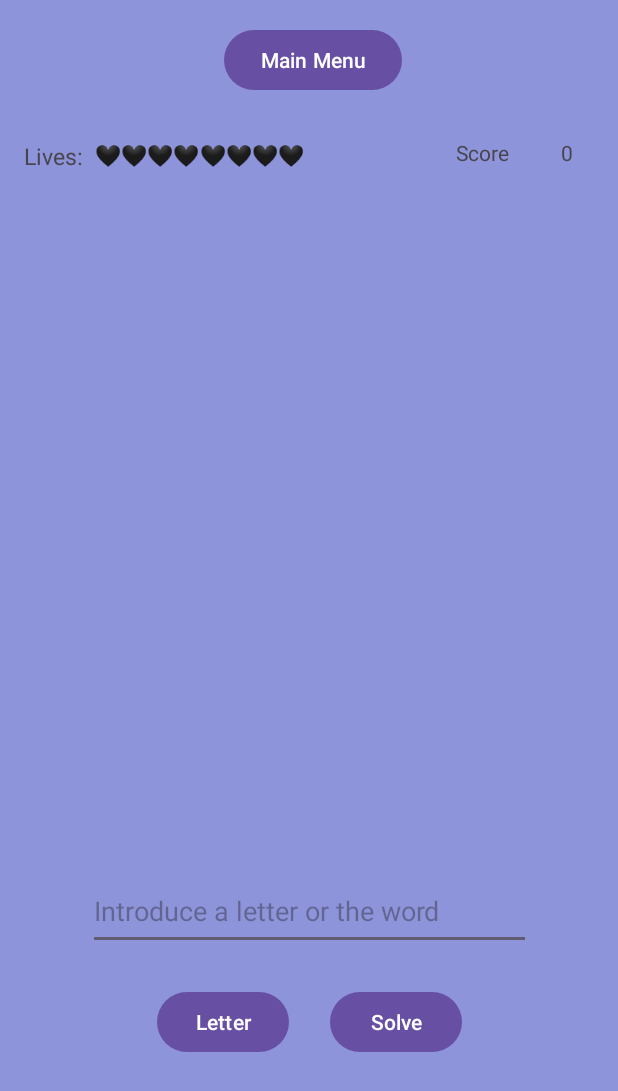
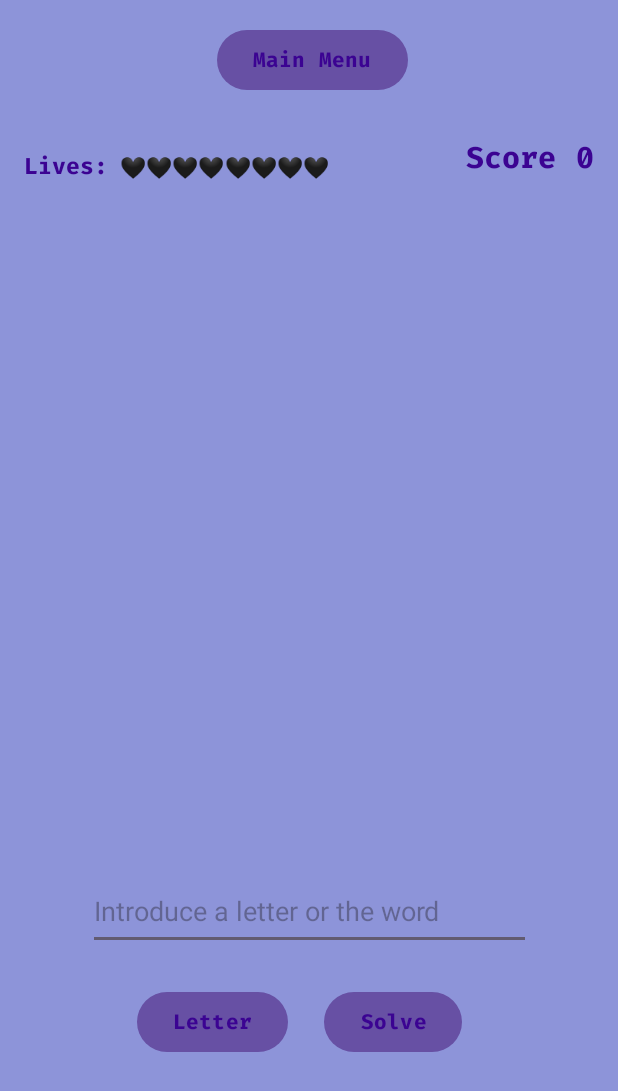
Before and after one commit to AfroOrange/HangmanGameAndroid, an Android app: the GameActivity screen opened directly, with no data from a screen before it, after a tap on "New Game", on a phone screen of 412 x 824 dp. Shown: the top 1091 px of the screen. Run offline under Robolectric (Android 15) with nearby library versions, the phone set to English and light mode, and no system bars.

Commit message:
style: improve ui so the colors match different activities

```diff
--- a/app/src/main/java/com/example/hangmangameandroid/ui/GameActivity.kt
+++ b/app/src/main/java/com/example/hangmangameandroid/ui/GameActivity.kt
@@ -34,6 +34,8 @@ class GameActivity : AppCompatActivity() {
     private lateinit var newGameButton: Button
     private lateinit var healthBar: TextView
     private lateinit var scoreField: TextView
+    private lateinit var livesLabel: TextView
+    private lateinit var scoreLabel: TextView
 
     @SuppressLint("SetTextI18n")
     override fun onCreate(savedInstanceState: Bundle?) {
@@ -48,6 +50,8 @@ class GameActivity : AppCompatActivity() {
         healthBar = findViewById(R.id.healthBar)
         scoreField = findViewById(R.id.scoreField)
         mainMenuButton = findViewById(R.id.mainMenuButton)
+        livesLabel = findViewById(R.id.livesLabel)
+        scoreLabel = findViewById(R.id.scoreLabel)
 
         // Initialize the images container
         imagesContainer = ImagesContainer(this)
@@ -126,7 +130,7 @@ class GameActivity : AppCompatActivity() {
             // if the image index is 9, the game is over
             if (imageIndex == 9) {
                 gameOver()
-                findViewById<TextView>(R.id.hiddenWordField).text = "The word was: ${secretWord.word}"
+                Toast.makeText(this, "You lost! The word was: ${secretWord.word}", Toast.LENGTH_SHORT).show()
             }
         }
     }
@@ -189,9 +193,7 @@ class GameActivity : AppCompatActivity() {
 
     // Logic for starting a new game
     private fun startGame() {
-        healthBar.text = "\uD83D\uDDA4\uD83D\uDDA4\uD83D\uDDA4\uD83D\uDDA4\uD83D\uDDA4\uD83D\uDDA4\uD83D\uDDA4\uD83D\uDDA4"
-        findViewById<ImageView>(R.id.hangmanImage).setImageResource(R.drawable.image1)
-        scoreField.text = "0"
+        resetFields()
 
         try {
             val word = getRandomWord()
@@ -239,4 +241,13 @@ class GameActivity : AppCompatActivity() {
             healthBar.text = healthBar.text.dropLast(2) // Drop the last heart emoji
         }
     }
+
+    private fun resetFields() {
+        healthBar.text = "\uD83D\uDDA4\uD83D\uDDA4\uD83D\uDDA4\uD83D\uDDA4\uD83D\uDDA4\uD83D\uDDA4\uD83D\uDDA4\uD83D\uDDA4"
+        findViewById<ImageView>(R.id.hangmanImage).setImageResource(R.drawable.image1)
+        scoreField.text = "0"
+        livesLabel.visibility = TextView.VISIBLE
+        scoreLabel.visibility = TextView.VISIBLE
+
+    }
 }
--- a/app/src/main/java/com/example/hangmangameandroid/ui/MainActivity.kt
+++ b/app/src/main/java/com/example/hangmangameandroid/ui/MainActivity.kt
@@ -9,7 +9,6 @@ import androidx.activity.OnBackPressedCallback
 import androidx.appcompat.app.AppCompatActivity
 import com.example.hangmangameandroid.R
 import com.example.hangmangameandroid.utils.FileUtils
-import kotlin.system.exitProcess
 
 class MainActivity : AppCompatActivity() {
 
--- a/app/src/main/res/layout/activity_game.xml
+++ b/app/src/main/res/layout/activity_game.xml
@@ -14,7 +14,9 @@
         android:layout_height="wrap_content"
         android:layout_marginTop="16dp"
         android:layout_marginEnd="16dp"
+        android:fontFamily="@font/firacode_bold"
         android:text="New Game"
+        android:textColor="#3b0392"
         app:layout_constraintEnd_toEndOf="parent"
         app:layout_constraintTop_toTopOf="parent"
         tools:ignore="MissingConstraints" />
@@ -49,6 +51,8 @@
         android:layout_marginTop="24dp"
         android:layout_marginEnd="104dp"
         android:text="Solve"
+        android:fontFamily="@font/firacode_bold"
+        android:textColor="#3b0392"
         android:visibility="invisible"
         app:layout_constraintEnd_toEndOf="parent"
         app:layout_constraintTop_toBottomOf="@id/wordGuesserField" />
@@ -59,6 +63,8 @@
         android:layout_height="wrap_content"
         android:layout_marginTop="24dp"
         android:text="Letter"
+        android:fontFamily="@font/firacode_bold"
+        android:textColor="#3b0392"
         android:visibility="invisible"
         app:layout_constraintEnd_toStartOf="@id/solveButton"
         app:layout_constraintHorizontal_bias="0.793"
@@ -84,18 +90,20 @@
         android:layout_width="195dp"
         android:layout_height="22dp"
         android:layout_marginStart="8dp"
-        android:layout_marginTop="24dp"
+        android:layout_marginTop="4dp"
         android:text=""
-        app:layout_constraintStart_toEndOf="@+id/textView4"
-        app:layout_constraintTop_toBottomOf="@+id/nicknameField" />
+        app:layout_constraintStart_toEndOf="@+id/livesLabel"
+        app:layout_constraintTop_toTopOf="@+id/livesLabel" />
 
     <Button
         android:id="@+id/mainMenuButton"
         android:layout_width="wrap_content"
         android:layout_height="wrap_content"
         android:layout_marginTop="16dp"
-        android:layout_marginEnd="144dp"
+        android:layout_marginEnd="140dp"
+        android:fontFamily="@font/firacode_bold"
         android:text="Main Menu"
+        android:textColor="#3b0392"
         app:layout_constraintEnd_toEndOf="parent"
         app:layout_constraintTop_toTopOf="parent" />
 
@@ -104,8 +112,10 @@
         android:layout_width="100dp"
         android:layout_height="25dp"
         android:layout_marginStart="16dp"
-        android:layout_marginTop="44dp"
+        android:layout_marginTop="64dp"
+        android:fontFamily="@font/firacode_bold"
         android:text=""
+        android:textColor="#3b0392"
         android:textSize="15sp"
         app:layout_constraintStart_toStartOf="parent"
         app:layout_constraintTop_toTopOf="parent" />
@@ -124,33 +134,43 @@
         app:layout_constraintTop_toBottomOf="@+id/hiddenWordField" />
 
     <TextView
-        android:id="@+id/textView3"
-        android:layout_width="54dp"
-        android:layout_height="26dp"
-        android:layout_marginTop="28dp"
-        android:layout_marginEnd="16dp"
-        android:text="Score"
+        android:id="@+id/scoreLabel"
+        android:layout_width="69dp"
+        android:layout_height="29dp"
+        android:layout_marginTop="24dp"
+        android:layout_marginEnd="4dp"
+        android:fontFamily="@font/firacode_bold"
+        android:text="Score:"
+        android:textColor="#3b0392"
+        android:textSize="20sp"
+        android:visibility="invisible"
         app:layout_constraintEnd_toStartOf="@+id/scoreField"
         app:layout_constraintTop_toBottomOf="@+id/newGameButton" />
 
     <TextView
-        android:id="@+id/textView4"
+        android:id="@+id/livesLabel"
         android:layout_width="wrap_content"
         android:layout_height="wrap_content"
         android:layout_marginStart="16dp"
-        android:layout_marginTop="24dp"
+        android:layout_marginTop="8dp"
+        android:fontFamily="@font/firacode_bold"
         android:text="Lives:"
+        android:textColor="#3b0392"
         android:textSize="15sp"
+        android:visibility="invisible"
         app:layout_constraintStart_toStartOf="parent"
         app:layout_constraintTop_toBottomOf="@+id/nicknameField" />
 
     <TextView
         android:id="@+id/scoreField"
-        android:layout_width="22dp"
-        android:layout_height="23dp"
-        android:layout_marginTop="28dp"
-        android:layout_marginEnd="16dp"
+        android:layout_width="24dp"
+        android:layout_height="wrap_content"
+        android:layout_marginTop="24dp"
+        android:layout_marginEnd="4dp"
+        android:fontFamily="@font/firacode_bold"
         android:text=""
+        android:textColor="#3b0392"
+        android:textSize="20sp"
         app:layout_constraintEnd_toEndOf="parent"
         app:layout_constraintTop_toBottomOf="@+id/newGameButton" />
 </androidx.constraintlayout.widget.ConstraintLayout>
--- a/app/src/main/res/layout/activity_login.xml
+++ b/app/src/main/res/layout/activity_login.xml
@@ -36,11 +36,10 @@
         android:layout_width="wrap_content"
         android:layout_height="wrap_content"
         android:layout_marginTop="44dp"
-        android:fontFamily="sans-serif-condensed"
+        android:fontFamily="@font/firacode_bold"
         android:text="@string/hangman_game"
-        android:textColor="#711ff0"
+        android:textColor="#3b0392"
         android:textSize="30sp"
-        android:textStyle="bold"
         app:layout_constraintEnd_toEndOf="parent"
         app:layout_constraintHorizontal_bias="0.497"
         app:layout_constraintStart_toStartOf="parent"
@@ -52,6 +51,7 @@
         android:layout_height="65dp"
         android:layout_marginTop="352dp"
         android:autofillHints=""
+        android:fontFamily="@font/firacode_medium"
         android:ems="10"
         android:hint="@string/introduce_your_nickname"
         android:inputType="text"
--- a/app/src/main/res/layout/activity_scoreboard.xml
+++ b/app/src/main/res/layout/activity_scoreboard.xml
@@ -23,10 +23,10 @@
         android:layout_width="wrap_content"
         android:layout_height="wrap_content"
         android:layout_marginTop="16dp"
-        android:text="Scoreboard Table"
+        android:text="@string/scoreboard_table"
         android:textStyle="bold"
-        android:fontFamily="sans-serif-condensed"
-        android:textColor="#711ff0"
+        android:fontFamily="@font/firacode_bold"
+        android:textColor="#3b0392"
         android:textSize="20sp"
         app:layout_constraintEnd_toEndOf="parent"
         app:layout_constraintHorizontal_bias="0.498"
--- a/app/src/main/res/layout/users_table_view.xml
+++ b/app/src/main/res/layout/users_table_view.xml
@@ -11,12 +11,16 @@
         android:layout_height="wrap_content"
         android:layout_weight="1"
         android:text="@string/username"
+        android:textColor="#3b0392"
+        android:fontFamily="@font/firacode_bold"
         android:textSize="16sp" />
 
     <TextView
         android:id="@+id/userScore"
         android:layout_width="wrap_content"
         android:layout_height="wrap_content"
+        android:textColor="#3b0392"
+        android:fontFamily="@font/firacode_bold"
         android:text="@string/score"
         android:textSize="16sp" />
 </LinearLayout>
--- a/app/src/main/res/layout/words_list_view.xml
+++ b/app/src/main/res/layout/words_list_view.xml
@@ -7,6 +7,8 @@
 
     <TextView
         android:id="@+id/wordItem"
+        android:textColor="#3b0392"
+        android:fontFamily="@font/firacode_bold"
         android:layout_width="wrap_content"
         android:layout_height="wrap_content"
         android:textSize="18sp" />
--- a/app/src/main/res/values/strings.xml
+++ b/app/src/main/res/values/strings.xml
@@ -6,4 +6,5 @@
     <string name="score">Score</string>
     <string name="username">Username</string>
     <string name="words_list">Words List</string>
+    <string name="scoreboard_table">Scoreboard Table</string>
 </resources>
```
Also changed, not shown: app/src/main/res/layout/activity_words.xml (+19 -14 lines).
